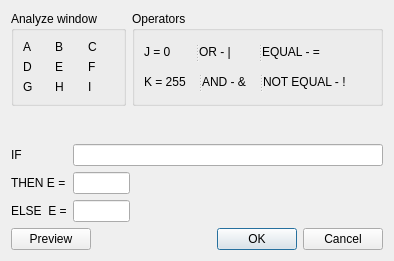
mbobowsk/DarQwin, file logicalfilterdialog.ui: the form before one commit.
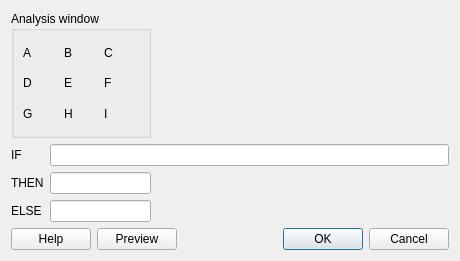
The form after the commit.

Diff of the .ui file:
```diff
--- a/logicalfilterdialog.ui
+++ b/logicalfilterdialog.ui
@@ -6,23 +6,18 @@
    <rect>
     <x>0</x>
     <y>0</y>
-    <width>394</width>
+    <width>460</width>
     <height>261</height>
    </rect>
   </property>
   <property name="windowTitle">
    <string>Dialog</string>
   </property>
-  <layout class="QGridLayout" name="gridLayout_4">
+  <layout class="QGridLayout" name="gridLayout">
    <item row="0" column="0" colspan="2">
-    <layout class="QFormLayout" name="formLayout">
-     <property name="fieldGrowthPolicy">
-      <enum>QFormLayout::AllNonFixedFieldsGrow</enum>
-     </property>
-     <item row="0" column="0">
       <widget class="QGroupBox" name="groupBox">
        <property name="title">
-        <string>Analyze window</string>
+      <string>Analysis window</string>
        </property>
        <layout class="QGridLayout" name="gridLayout_2">
         <item row="0" column="0">
@@ -107,94 +102,27 @@
        </layout>
       </widget>
      </item>
-     <item row="0" column="1">
-      <widget class="QGroupBox" name="groupBox_2">
-       <property name="title">
-        <string>Operators</string>
-       </property>
-       <layout class="QGridLayout" name="gridLayout">
-        <item row="0" column="0">
-         <widget class="QSplitter" name="splitter">
-          <property name="orientation">
-           <enum>Qt::Horizontal</enum>
-          </property>
-          <widget class="QLabel" name="label_10">
-           <property name="text">
-            <string>J = 0</string>
-           </property>
-          </widget>
-          <widget class="QLabel" name="label_11">
-           <property name="text">
-            <string>OR - |</string>
-           </property>
-          </widget>
-          <widget class="QLabel" name="label_12">
-           <property name="text">
-            <string>EQUAL - =</string>
-           </property>
-          </widget>
-         </widget>
-        </item>
         <item row="1" column="0">
-         <widget class="QSplitter" name="splitter_2">
-          <property name="orientation">
-           <enum>Qt::Horizontal</enum>
-          </property>
-          <widget class="QLabel" name="label_13">
-           <property name="text">
-            <string>K = 255</string>
-           </property>
-          </widget>
-          <widget class="QLabel" name="label_14">
-           <property name="text">
-            <string>AND - &amp;</string>
-           </property>
-          </widget>
-          <widget class="QLabel" name="label_15">
-           <property name="text">
-            <string>NOT EQUAL - !</string>
-           </property>
-          </widget>
-         </widget>
-        </item>
-       </layout>
-       <zorder>label_15</zorder>
-       <zorder>label_12</zorder>
-       <zorder>label_13</zorder>
-       <zorder>label_11</zorder>
-       <zorder>label_14</zorder>
-       <zorder>label_10</zorder>
-       <zorder>label_10</zorder>
-       <zorder>label_11</zorder>
-       <zorder>splitter</zorder>
-       <zorder>splitter_2</zorder>
-      </widget>
-     </item>
-    </layout>
-   </item>
-   <item row="1" column="0" colspan="2">
-    <layout class="QGridLayout" name="gridLayout_3">
-     <item row="0" column="0">
       <widget class="QLabel" name="label_16">
        <property name="text">
         <string>IF</string>
        </property>
       </widget>
      </item>
-     <item row="0" column="1" colspan="2">
+   <item row="1" column="1" colspan="2">
       <widget class="QLineEdit" name="ifTextLine"/>
      </item>
-     <item row="1" column="0">
+   <item row="2" column="0">
       <widget class="QLabel" name="label_17">
        <property name="text">
-        <string>THEN E =</string>
+      <string>THEN</string>
        </property>
       </widget>
      </item>
-     <item row="1" column="1">
-      <widget class="QLineEdit" name="elseTextLine"/>
-     </item>
-     <item row="1" column="2">
+   <item row="2" column="1">
+    <widget class="QLineEdit" name="thenTextLine"/>
+   </item>
+   <item row="2" column="2">
       <spacer name="horizontalSpacer">
        <property name="orientation">
         <enum>Qt::Horizontal</enum>
@@ -207,17 +135,17 @@
        </property>
       </spacer>
      </item>
-     <item row="2" column="0">
+   <item row="3" column="0">
       <widget class="QLabel" name="label_18">
        <property name="text">
-        <string>ELSE  E =</string>
+      <string>ELSE</string>
        </property>
       </widget>
      </item>
-     <item row="2" column="1">
-      <widget class="QLineEdit" name="lineEdit_3"/>
-     </item>
-     <item row="2" column="2">
+   <item row="3" column="1">
+    <widget class="QLineEdit" name="elseTextLine"/>
+   </item>
+   <item row="3" column="2">
       <spacer name="horizontalSpacer_2">
        <property name="orientation">
         <enum>Qt::Horizontal</enum>
@@ -230,9 +158,23 @@
        </property>
       </spacer>
      </item>
-    </layout>
-   </item>
-   <item row="2" column="1">
+   <item row="4" column="0" colspan="3">
+    <layout class="QHBoxLayout" name="horizontalLayout_4">
+     <item>
+      <widget class="QPushButton" name="helpButton">
+       <property name="text">
+        <string>Help</string>
+       </property>
+      </widget>
+     </item>
+     <item>
+      <widget class="QPushButton" name="previewButton">
+       <property name="text">
+        <string>Preview</string>
+       </property>
+      </widget>
+     </item>
+     <item>
     <widget class="QDialogButtonBox" name="buttonBox">
      <property name="orientation">
       <enum>Qt::Horizontal</enum>
@@ -242,12 +184,7 @@
      </property>
     </widget>
    </item>
-   <item row="2" column="0">
-    <widget class="QPushButton" name="pushButton">
-     <property name="text">
-      <string>Preview</string>
-     </property>
-    </widget>
+    </layout>
    </item>
   </layout>
  </widget>
```
Lines whose indentation alone changed are shown as unchanged.
